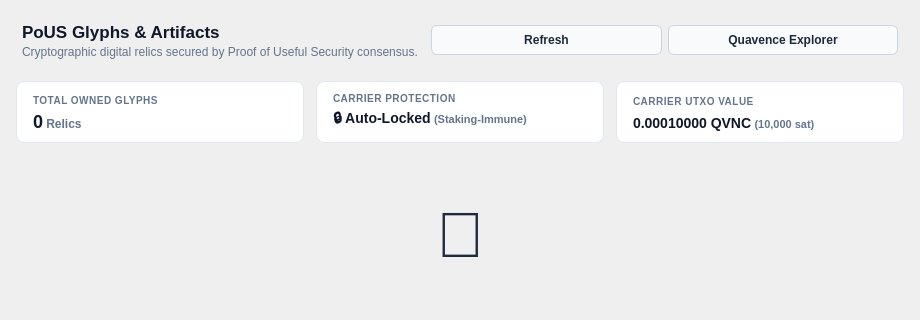
This is src/qt/forms/glyphspage.ui in quavence/quavence-node as Qt 5 draws it before an edit; both pictures show x 0 to 920 and y 0 to 320 of the 920 by 640 pixel window. The edited form follows.
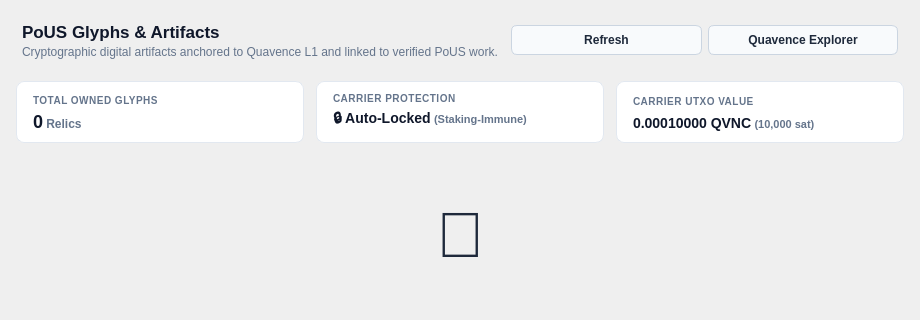
This is the edited form.

Commit message: fix(qt): replace errant Proof of Useful Security with canonical PoUS terminology

Patch:
```diff
--- a/src/qt/forms/glyphspage.ui
+++ b/src/qt/forms/glyphspage.ui
@@ -150,7 +150,7 @@
            <string notr="true">color: #64748b;</string>
           </property>
           <property name="text">
-           <string>Cryptographic digital relics secured by Proof of Useful Security consensus.</string>
+           <string>Cryptographic digital artifacts anchored to Quavence L1 and linked to verified PoUS work.</string>
           </property>
          </widget>
         </item>
```
The commit also changes 1 other file.
